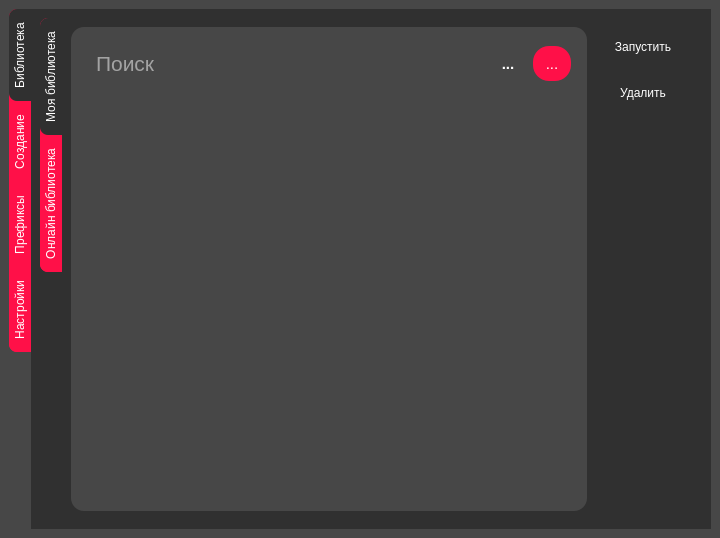
magiclinuxoid/GamesForLinux, file code_files/Font/untitled.ui: the form before one commit.
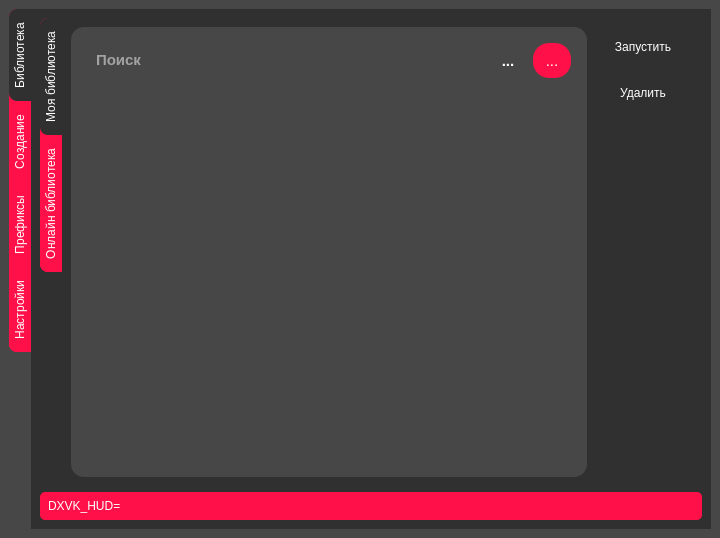
The form after the commit. Icons and pictures are not drawn.

Commit message: v 0.20 добавление шрифта, испрвление багов,добавление деинталятора, dxvk_hud добавлен

Patch:
```diff
--- a/code_files/Font/untitled.ui
+++ b/code_files/Font/untitled.ui
@@ -881,7 +881,7 @@
                  <property name="styleSheet">
                   <string notr="true">border: 1px 1px 0px 1px;
 color: rgb(255, 255, 255);
-font: 16pt ;</string>
+font: 16pt &quot;Franxurter Totally&quot;;</string>
                  </property>
                  <property name="placeholderText">
                   <string>Поиск</string>
@@ -1682,6 +1682,22 @@
           </widget>
          </widget>
         </item>
+        <item row="1" column="1">
+         <widget class="QLineEdit" name="lineEdit_5">
+          <property name="styleSheet">
+           <string notr="true">border-width: 1px;        
+background-color: rgb(255, 16, 72);
+border-radius:5px;
+border:none;
+font: 14pt &quot;Franxurter Totally&quot;;
+padding:6px;
+color: rgb(255, 255, 255);font: 14pt &quot;Franxurter Totally&quot;;</string>
+          </property>
+          <property name="text">
+           <string>DXVK_HUD=</string>
+          </property>
+         </widget>
+        </item>
        </layout>
       </widget>
       <widget class="QWidget" name="createprefix">
```
Left out of the diff: 170 changed lines with no effect on the pictures. The commit also changes 6 other files.
